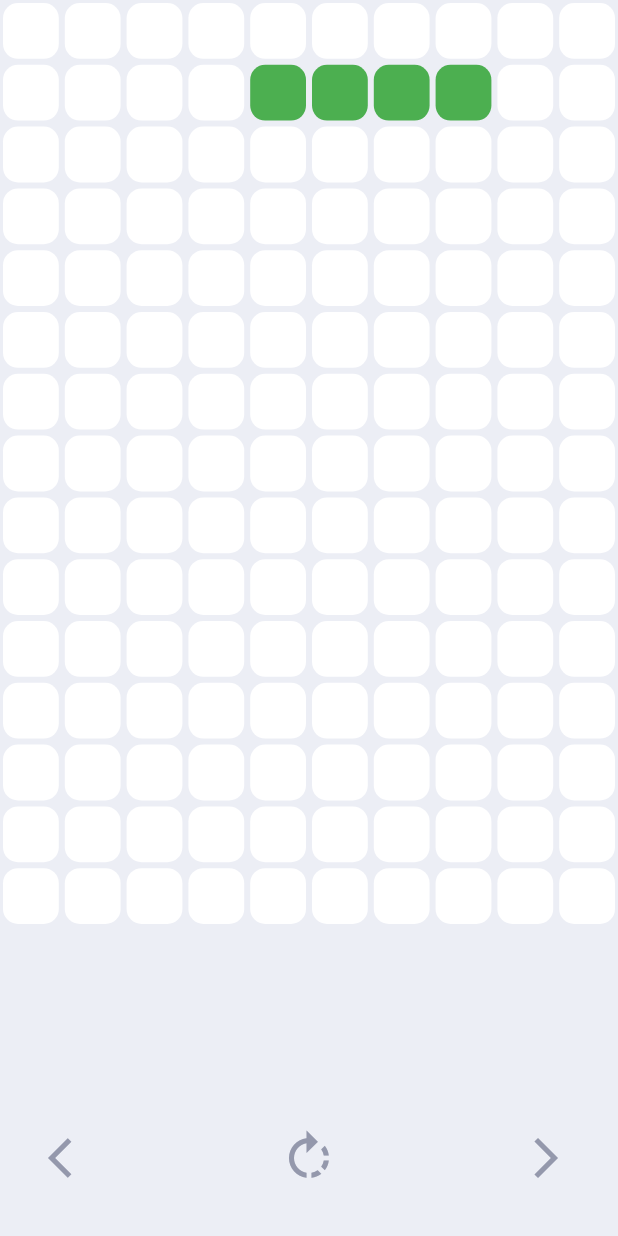
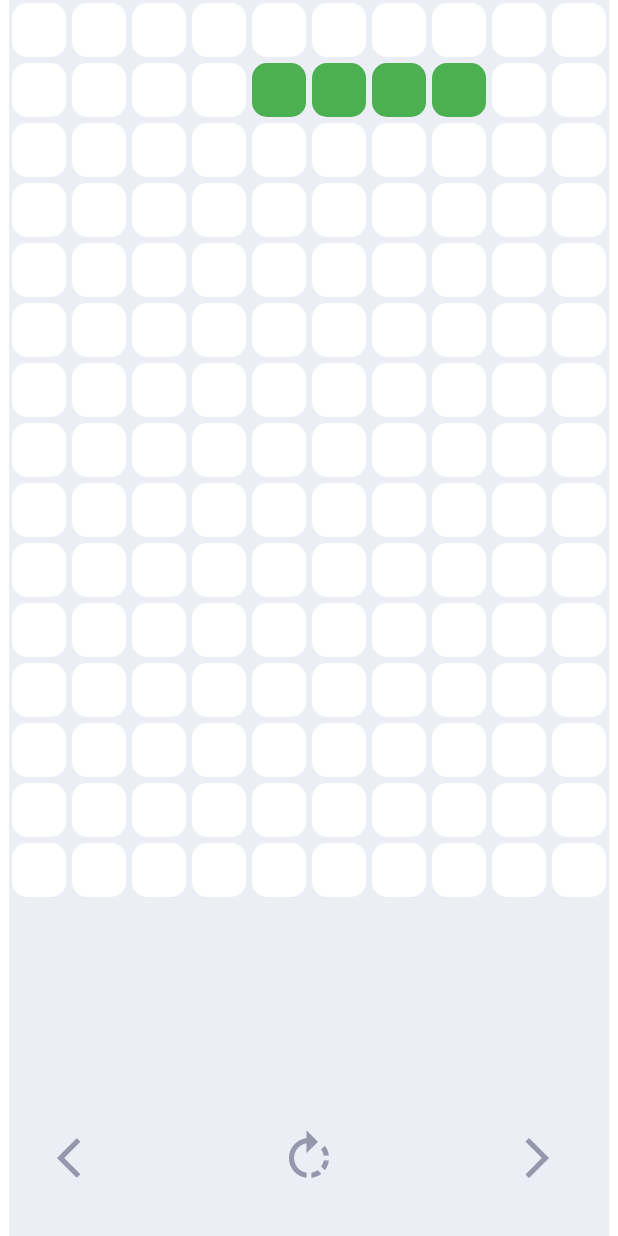
Before and after one commit to hlusovich/flutter-pet, a Flutter app: the Tetris screen opened directly, on a phone screen of 412 x 824 dp. Run offline on Flutter 3.47's test engine with Material 2 defaults, Android fonts, the phone set to English and light mode, and no system bars; our stand-ins replace audioplayers, easy_localization, equatable, flutter_bloc.

```diff
--- a/pet/lib/features/tetris/domain/bloc/audio/tetris_audio.bloc.dart
+++ b/pet/lib/features/tetris/domain/bloc/audio/tetris_audio.bloc.dart
@@ -15,7 +15,7 @@ class TetrisAudionBloc extends Bloc<TetrisAudioEvents, TetrisAudioStates> {
 
   void onTetrisStartAudio(TetrisStartAudio event, Emitter<TetrisAudioStates> emit) async {
     themeAudioPlayer.setReleaseMode(ReleaseMode.loop);
-    themeAudioPlayer.play(AssetSource('audio/Tetris.mp3'));
+    await themeAudioPlayer.play(AssetSource('audio/Tetris.mp3'));
   }
 
   void onTetrisEndAudio(TetrisEndAudio event, Emitter<TetrisAudioStates> emit) async {
--- a/pet/lib/features/tetris/features/game_field/presentation/game_field.widget.dart
+++ b/pet/lib/features/tetris/features/game_field/presentation/game_field.widget.dart
@@ -18,10 +18,7 @@ class GameField extends StatelessWidget {
   Widget build(BuildContext context) {
     final theme = context.read<ThemeBloc>().state.theme;
 
-    return Column(
-      children: [
-        Expanded(
-          child: GridView.builder(
+    return GridView.builder(
       itemCount: itemCount,
       physics: const NeverScrollableScrollPhysics(),
       gridDelegate: SliverGridDelegateWithFixedCrossAxisCount(crossAxisCount: width),
@@ -55,9 +52,6 @@ class GameField extends StatelessWidget {
           }),
         ),
       ),
-          ),
-        ),
-      ],
     );
   }
 }
--- a/pet/lib/features/tetris/presentation/tetris.widget.dart
+++ b/pet/lib/features/tetris/presentation/tetris.widget.dart
@@ -56,6 +56,9 @@ class _TetrisState extends State<Tetris> {
         BlocProvider.value(value: gameFieldBloc),
         BlocProvider.value(value: audioBloc),
       ],
+      child: Center(
+        child: Container(
+          constraints: const BoxConstraints(maxWidth: 400),
           child: Scaffold(
             backgroundColor: context.watch<ThemeBloc>().state.theme.background,
             body: Column(
@@ -84,6 +87,8 @@ class _TetrisState extends State<Tetris> {
               ],
             ),
           ),
+        ),
+      ),
     );
   }
 }
```
Also changed, not shown: pet/lib/app_home.dart (added, +53 -0 lines), pet/lib/main.dart (+1 -45 lines), 3 other files. Lines whose indentation alone changed are shown as unchanged.
